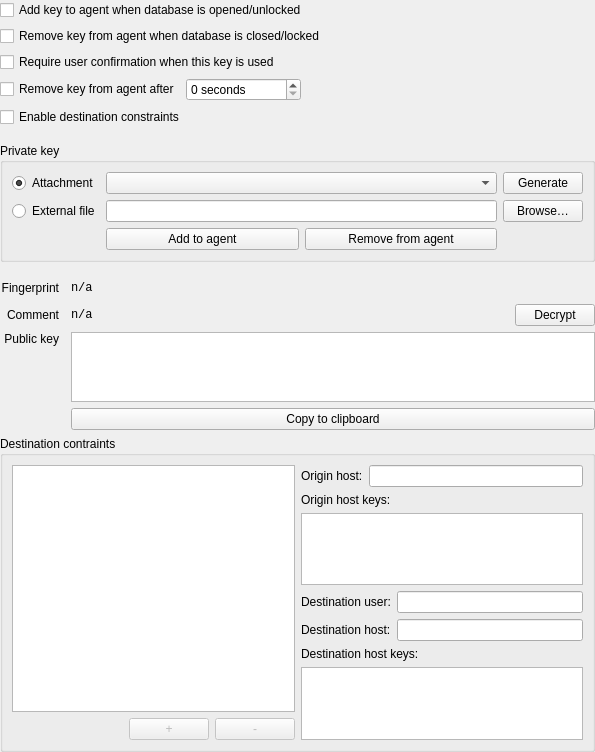
Qt form src/gui/entry/EditEntryWidgetSSHAgent.ui (keepassxreboot/keepassxc) before a commit.
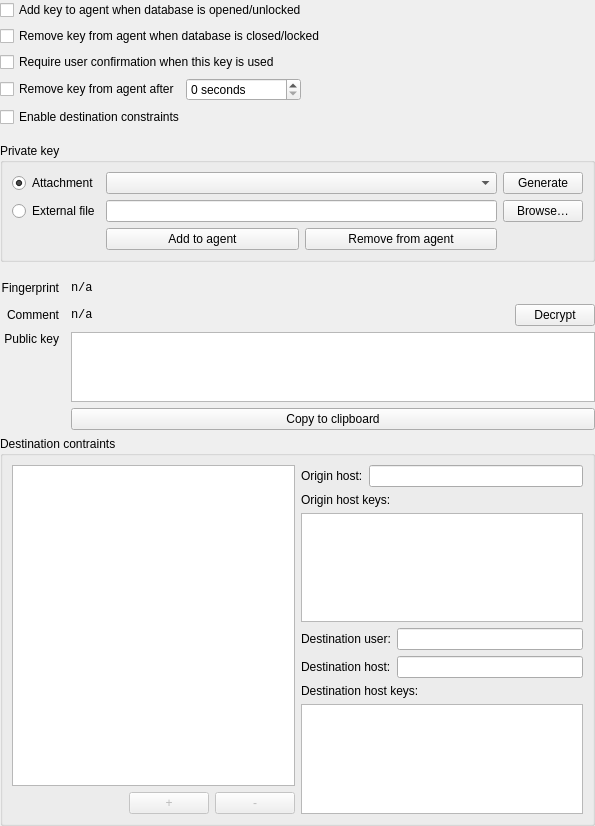
The same form after that commit.

Diff of the .ui file:
```diff
--- a/src/gui/entry/EditEntryWidgetSSHAgent.ui
+++ b/src/gui/entry/EditEntryWidgetSSHAgent.ui
@@ -7,7 +7,7 @@
     <x>0</x>
     <y>0</y>
     <width>595</width>
-    <height>752</height>
+    <height>826</height>
    </rect>
   </property>
   <property name="windowTitle">
@@ -332,6 +332,9 @@
    </item>
    <item row="18" column="1" colspan="4">
     <widget class="QGroupBox" name="destinationConstraintsGroupBox">
+     <property name="enabled">
+      <bool>true</bool>
+     </property>
      <property name="title">
       <string>Destination contraints</string>
      </property>
```
Left out of the diff: 6 changed lines with no effect on the pictures.
